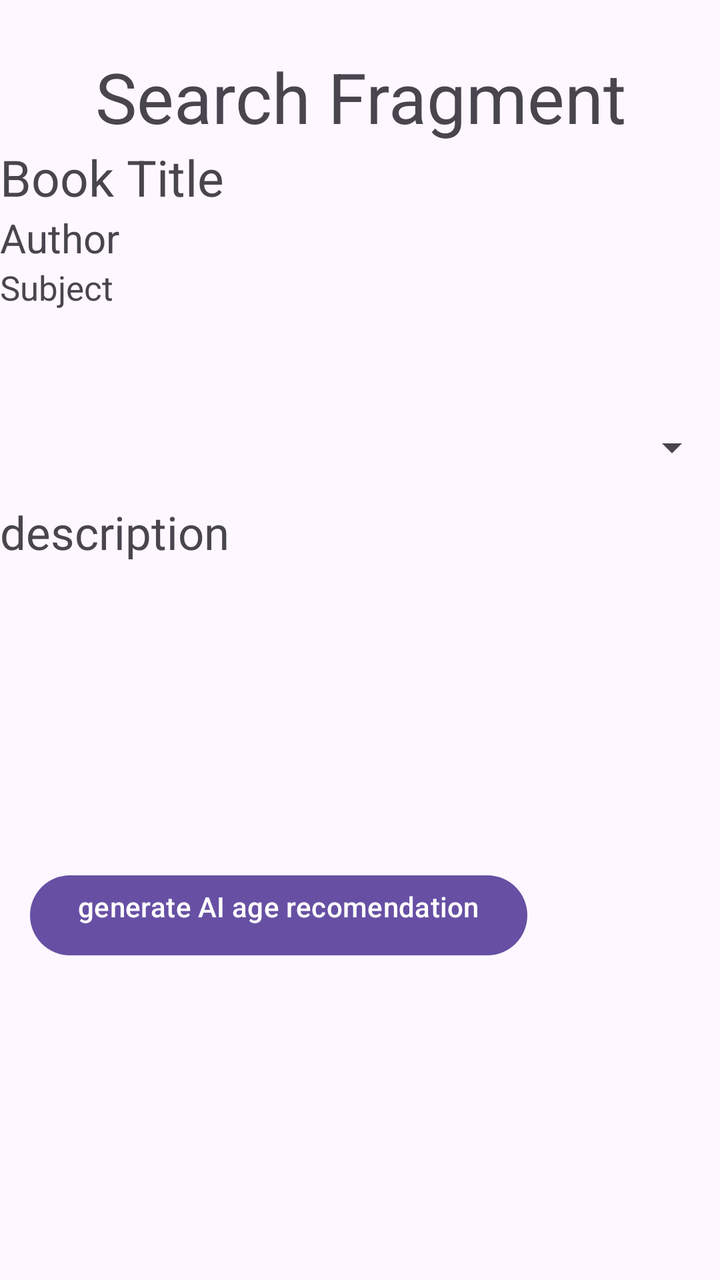
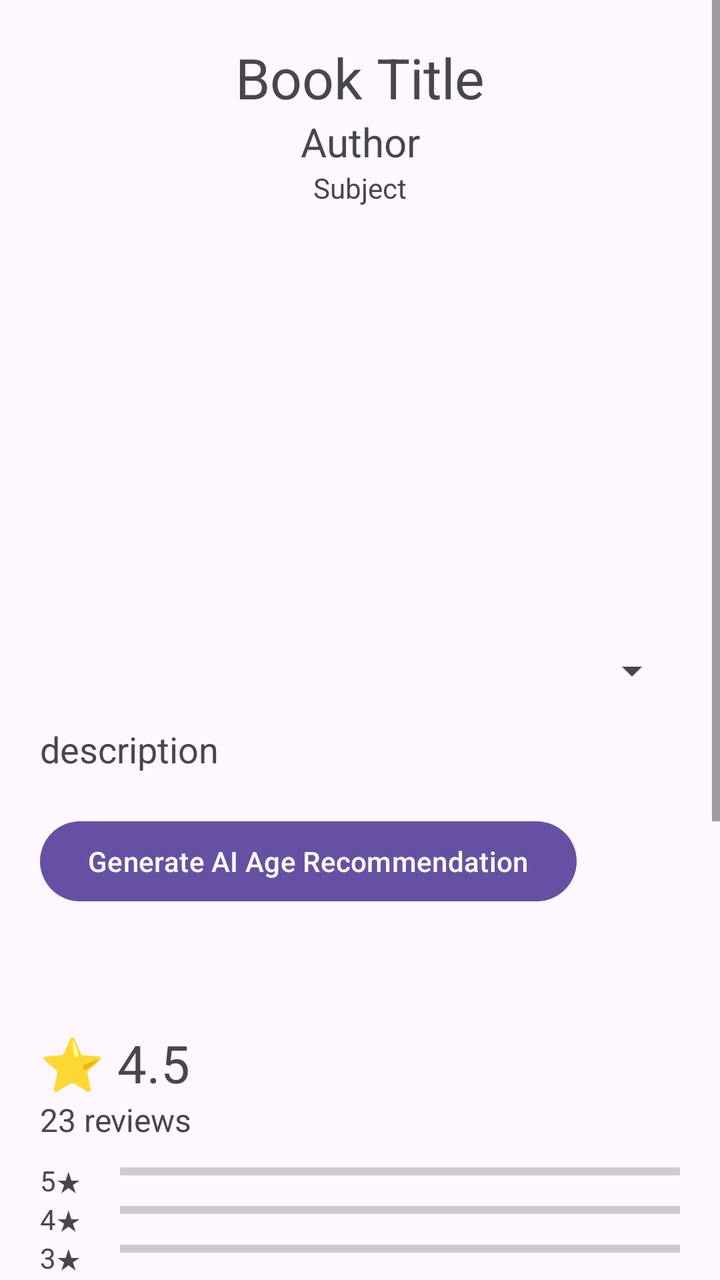

Screens rendered from an Android XML layout before and after an edit, with the pre-edit source and the edit as a unified diff.
<!-- AndroidManifest.xml: application theme Theme.LibookApp -->
<!-- res/layout/fragment_book_info.xml -->
<?xml version="1.0" encoding="utf-8"?>
<LinearLayout xmlns:android="http://schemas.android.com/apk/res/android"
    xmlns:tools="http://schemas.android.com/tools"
    android:layout_width="match_parent"
    android:layout_height="match_parent"
    android:orientation="vertical"
    tools:context=".screens.BookInfoFragment"
    android:layout_marginHorizontal="20dp">

    
    <TextView
        android:layout_width="match_parent"
        android:layout_height="wrap_content"
        android:text="Search Fragment"
        android:textSize="35dp"
        android:layout_marginTop="25dp"
        android:textAlignment="center"/>

    <LinearLayout
        android:layout_width="match_parent"
        android:layout_height="wrap_content"
        android:orientation="horizontal">

        <LinearLayout
            android:layout_width="0dp"
            android:layout_height="match_parent"
            android:layout_weight="65"
            android:orientation="vertical">

            <TextView
                android:id="@+id/tVTitle"
                android:layout_width="match_parent"
                android:layout_height="wrap_content"
                android:text="Book Title"
                android:textSize="25dp"/>

            <TextView
                android:id="@+id/tVAuthor"
                android:layout_width="match_parent"
                android:layout_height="wrap_content"
                android:text="Author"
                android:textSize="20dp"/>

            <TextView
                android:id="@+id/tVSubj"
                android:layout_width="match_parent"
                android:layout_height="wrap_content"
                android:text="Subject"
                android:textSize="17dp"/>
        </LinearLayout>

        <LinearLayout
            android:layout_width="0dp"
            android:layout_height="match_parent"
            android:layout_weight="35"
            android:orientation="vertical">

            <ImageView
                android:id="@+id/iVImage"
                android:layout_width="match_parent"
                android:layout_height="135dp"/>

            <Spinner
                android:id="@+id/sSave"
                android:layout_width="match_parent"
                android:layout_height="wrap_content"
                android:layout_marginTop="5dp"/>

        </LinearLayout>


    </LinearLayout>

    <ScrollView
        android:layout_width="match_parent"
        android:layout_height="0dp"
        android:layout_weight="50"
        android:scrollbars="vertical"
        android:layout_marginTop="15dp"> 

        <TextView
            android:id="@+id/tVDesc"
            android:layout_width="match_parent"
            android:layout_height="match_parent"
            android:text="description"
            android:textSize="23dp"/>

    </ScrollView>

    <Button
        android:id="@+id/btnGenerate"
        android:layout_width="wrap_content"
        android:layout_height="wrap_content"
        android:layout_marginTop="25dp"
        android:text="generate AI age recomendation"
        android:gravity="left"
        android:layout_marginLeft="15dp"
        android:onClick="generateGeminiReco"/>

    <TextView
        android:id="@+id/tVGeminiReco"
        android:layout_width="match_parent"
        android:layout_height="0dp"
        android:layout_weight="50"
        android:textSize="20dp"
        android:layout_marginHorizontal="10dp"/>
    


</LinearLayout>
<!-- resources referenced by this layout -->
<resources>
  <style name="Theme.LibookApp" parent="Base.Theme.LibookApp" />
  <style name="Base.Theme.LibookApp" parent="Theme.Material3.DayNight.NoActionBar">
          
          
      </style>
</resources>

<!-- the commit's change to res/layout/fragment_book_info.xml (unified diff, before → after) -->
@@ -1,110 +1,315 @@
 <?xml version="1.0" encoding="utf-8"?>
-<LinearLayout xmlns:android="http://schemas.android.com/apk/res/android"
+<ScrollView xmlns:android="http://schemas.android.com/apk/res/android"
     xmlns:tools="http://schemas.android.com/tools"
     android:layout_width="match_parent"
     android:layout_height="match_parent"
-    android:orientation="vertical"
-    tools:context=".screens.BookInfoFragment"
-    android:layout_marginHorizontal="20dp">
-
-    
-    <TextView
+    tools:context=".screens.BookInfoFragment">
+
+    <LinearLayout
         android:layout_width="match_parent"
         android:layout_height="wrap_content"
-        android:text="Search Fragment"
-        android:textSize="35dp"
-        android:layout_marginTop="25dp"
-        android:textAlignment="center"/>
-
+        android:orientation="vertical"
+        android:padding="20dp">
+
+        
+        <TextView
+            android:id="@+id/tVTitle"
+            android:layout_width="match_parent"
+            android:layout_height="wrap_content"
+            android:text="Book Title"
+            android:textSize="28sp"
+            android:textAlignment="center"/>
+
+        <TextView
+            android:id="@+id/tVAuthor"
+            android:layout_width="match_parent"
+            android:layout_height="wrap_content"
+            android:text="Author"
+            android:textSize="20sp"
+            android:textAlignment="center"/>
+
+        <TextView
+            android:id="@+id/tVSubj"
+            android:layout_width="match_parent"
+            android:layout_height="wrap_content"
+            android:text="Subject"
+            android:textAlignment="center"/>
+
+
+        
+        <ImageView
+            android:id="@+id/iVImage"
+            android:layout_width="150dp"
+            android:layout_height="200dp"
+            android:layout_gravity="center"
+            android:layout_marginTop="10dp"/>
+
+        <Spinner
+            android:id="@+id/sSave"
+            android:layout_width="match_parent"
+            android:layout_height="wrap_content"
+            android:layout_marginTop="10dp"/>
+
+
+        
+        <TextView
+            android:id="@+id/tVDesc"
+            android:layout_width="match_parent"
+            android:layout_height="wrap_content"
+            android:text="description"
+            android:textSize="18sp"
+            android:layout_marginTop="15dp"/>
+
+
+        
+        <Button
+            android:id="@+id/btnGenerate"
+            android:layout_width="wrap_content"
+            android:layout_height="wrap_content"
+            android:text="Generate AI Age Recommendation"
+            android:layout_marginTop="20dp"
+            android:onClick="generateGeminiReco"/>
+
+        <TextView
+            android:id="@+id/tVGeminiReco"
+            android:layout_width="match_parent"
+            android:layout_height="wrap_content"
+            android:textSize="18sp"
+            android:layout_marginTop="10dp"/>
+
+
+        
+        
+        
+
+        <TextView
+            android:id="@+id/tvAvgRating"
+            android:layout_width="wrap_content"
+            android:layout_height="wrap_content"
+            android:text="⭐ 4.5"
+            android:textSize="26sp"
+            android:layout_marginTop="25dp"/>
+
+        <TextView
+            android:id="@+id/tvReviewCount"
+            android:layout_width="wrap_content"
+            android:layout_height="wrap_content"
+            android:text="23 reviews"
+            android:textSize="16sp"/>
+
+
+        
+        
+        
+
+        <LinearLayout
+            android:layout_width="match_parent"
+            android:layout_height="wrap_content"
+            android:orientation="vertical"
+            android:layout_marginTop="10dp">
+
+            
+            <LinearLayout
+                android:layout_width="match_parent"
+                android:layout_height="wrap_content"
+                android:orientation="horizontal">
+
+                <TextView android:text="5★"
+                    android:layout_width="40dp"
+                    android:layout_height="wrap_content"/>
+
+                <ProgressBar
+                    android:id="@+id/bar5"
+                    style="?android:attr/progressBarStyleHorizontal"
+                    android:layout_width="10dp"
+                    android:layout_height="10dp"
+                    android:layout_weight="1"/>
+            </LinearLayout>
+
+            
+            <LinearLayout
+                android:layout_width="match_parent"
+                android:layout_height="wrap_content"
+                android:orientation="horizontal">
+
+                <TextView android:text="4★"
+                    android:layout_width="40dp"
+                    android:layout_height="wrap_content"/>
+
+                <ProgressBar
+                    android:id="@+id/bar4"
+                    style="?android:attr/progressBarStyleHorizontal"
+                    android:layout_width="0dp"
+                    android:layout_height="10dp"
+                    android:layout_weight="1"/>
+            </LinearLayout>
+
+            
+            <LinearLayout
+                android:layout_width="match_parent"
+                android:layout_height="wrap_content"
+                android:orientation="horizontal">
+
+                <TextView android:text="3★"
+                    android:layout_width="40dp"
+                    android:layout_height="wrap_content"/>
+
+                <ProgressBar
+                    android:id="@+id/bar3"
+                    style="?android:attr/progressBarStyleHorizontal"
+                    android:layout_width="0dp"
+                    android:layout_height="10dp"
+                    android:layout_weight="1"/>
+            </LinearLayout>
+
+            
+            <LinearLayout
+                android:layout_width="match_parent"
+                android:layout_height="wrap_content"
+                android:orientation="horizontal">
+
+                <TextView android:text="2★"
+                    android:layout_width="40dp"
+                    android:layout_height="wrap_content"/>
+
+                <ProgressBar
+                    android:id="@+id/bar2"
+                    style="?android:attr/progressBarStyleHorizontal"
+                    android:layout_width="0dp"
+                    android:layout_height="10dp"
+                    android:layout_weight="1"/>
+            </LinearLayout>
+
+            
+            <LinearLayout
+                android:layout_width="match_parent"
+                android:layout_height="wrap_content"
+                android:orientation="horizontal">
+
+                <TextView android:text="1★"
+                    android:layout_width="40dp"
+                    android:layout_height="wrap_content"/>
+
+                <ProgressBar
+                    android:id="@+id/bar1"
+                    style="?android:attr/progressBarStyleHorizontal"
+                    android:layout_width="0dp"
+                    android:layout_height="10dp"
+                    android:layout_weight="1"/>
+            </LinearLayout>
+
+        </LinearLayout>
+
+
+        
+        
+        
+
+        <RatingBar
+            android:id="@+id/ratingBarUser"
+            android:layout_width="wrap_content"
+            android:layout_height="wrap_content"
+            android:numStars="5"
+            android:stepSize="1"
+            android:layout_marginTop="20dp"/>
+
+        <EditText
+            android:id="@+id/etComment"
+            android:layout_width="match_parent"
+            android:layout_height="wrap_content"
+            android:hint="Write your review..."
+            android:minLines="2"/>
+
+        <Button
+            android:id="@+id/btnSendReview"
+            android:layout_width="match_parent"
+            android:layout_height="wrap_content"
+            android:text="Post Review"
+            android:onClick="addReviewToBook"/>
+
+
+        
+        
+        
+
+        <TextView
+            android:layout_width="match_parent"
+            android:layout_height="wrap_content"
+            android:text="Reviews"
+            android:textSize="22sp"
+            android:layout_marginTop="25dp"/>
+
+        <androidx.recyclerview.widget.RecyclerView
+            android:id="@+id/rvReviews"
+            android:layout_width="match_parent"
+            android:layout_height="wrap_content"
+            tools:listitem="@layout/custom_review_layout"/>
+
+        <Button
+            android:id="@+id/btnSeeAllReviews"
+            android:layout_width="wrap_content"
+            android:layout_height="wrap_content"
+            android:text="See All Reviews"
+            android:layout_gravity="center"
+            android:layout_marginTop="10dp"
+            android:onClick="showAllReviews"/>
+
+    </LinearLayout>
+
+</ScrollView>
+<!-- res/layout/custom_review_layout.xml (included above) -->
+<?xml version="1.0" encoding="utf-8"?>
+<LinearLayout xmlns:android="http://schemas.android.com/apk/res/android"
+    android:layout_width="match_parent"
+    android:layout_height="wrap_content"
+    android:orientation="vertical"
+    android:padding="12dp"
+    android:background="@android:color/white"
+    android:layout_marginBottom="8dp">
+
+    
     <LinearLayout
         android:layout_width="match_parent"
         android:layout_height="wrap_content"
         android:orientation="horizontal">
 
-        <LinearLayout
-            android:layout_width="0dp"
-            android:layout_height="match_parent"
-            android:layout_weight="65"
-            android:orientation="vertical">
-
-            <TextView
-                android:id="@+id/tVTitle"
-                android:layout_width="match_parent"
-                android:layout_height="wrap_content"
-                android:text="Book Title"
-                android:textSize="25dp"/>
-
-            <TextView
-                android:id="@+id/tVAuthor"
-                android:layout_width="match_parent"
-                android:layout_height="wrap_content"
-                android:text="Author"
-                android:textSize="20dp"/>
-
-            <TextView
-                android:id="@+id/tVSubj"
-                android:layout_width="match_parent"
-                android:layout_height="wrap_content"
-                android:text="Subject"
-                android:textSize="17dp"/>
-        </LinearLayout>
-
-        <LinearLayout
-            android:layout_width="0dp"
-            android:layout_height="match_parent"
-            android:layout_weight="35"
-            android:orientation="vertical">
-
-            <ImageView
-                android:id="@+id/iVImage"
-                android:layout_width="match_parent"
-                android:layout_height="135dp"/>
-
-            <Spinner
-                android:id="@+id/sSave"
-                android:layout_width="match_parent"
-                android:layout_height="wrap_content"
-                android:layout_marginTop="5dp"/>
-
-        </LinearLayout>
-
-
+        <TextView
+            android:id="@+id/tvReviewerName"
+            android:layout_width="wrap_content"
+            android:layout_height="wrap_content"
+            android:text="username"
+            android:textStyle="bold"
+            android:textSize="16sp"/>
+
+        <TextView
+            android:id="@+id/tvReviewDate"
+            android:layout_width="wrap_content"
+            android:layout_height="wrap_content"
+            android:text=" • 2 days ago"
+            android:layout_marginStart="6dp"
+            android:textSize="14sp"
+            android:textColor="#777"/>
     </LinearLayout>
 
-    <ScrollView
-        android:layout_width="match_parent"
-        android:layout_height="0dp"
-        android:layout_weight="50"
-        android:scrollbars="vertical"
-        android:layout_marginTop="15dp"> 
-
-        <TextView
-            android:id="@+id/tVDesc"
-            android:layout_width="match_parent"
-            android:layout_height="match_parent"
-            android:text="description"
-            android:textSize="23dp"/>
-
-    </ScrollView>
-
-    <Button
-        android:id="@+id/btnGenerate"
+
+    
+    <RatingBar
+        android:id="@+id/ratingBarReview"
         android:layout_width="wrap_content"
         android:layout_height="wrap_content"
-        android:layout_marginTop="25dp"
-        android:text="generate AI age recomendation"
-        android:gravity="left"
-        android:layout_marginLeft="15dp"
-        android:onClick="generateGeminiReco"/>
-
+        android:numStars="5"
+        android:stepSize="1"
+        android:isIndicator="true"
+        android:layout_marginTop="4dp"/>
+
+
+    
     <TextView
-        android:id="@+id/tVGeminiReco"
+        android:id="@+id/tvReviewComment"
         android:layout_width="match_parent"
-        android:layout_height="0dp"
-        android:layout_weight="50"
-        android:textSize="20dp"
-        android:layout_marginHorizontal="10dp"/>
-    
-
+        android:layout_height="wrap_content"
+        android:text="This book was amazing."
+        android:textSize="15sp"
+        android:layout_marginTop="6dp"/>
 
 </LinearLayout>
